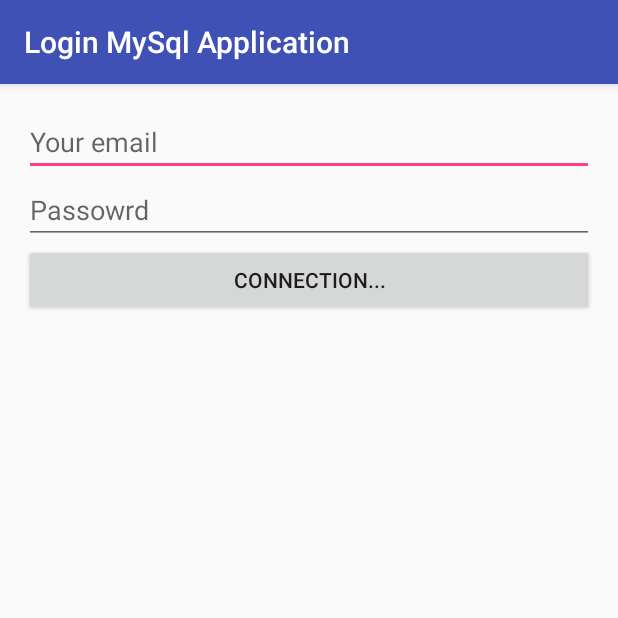
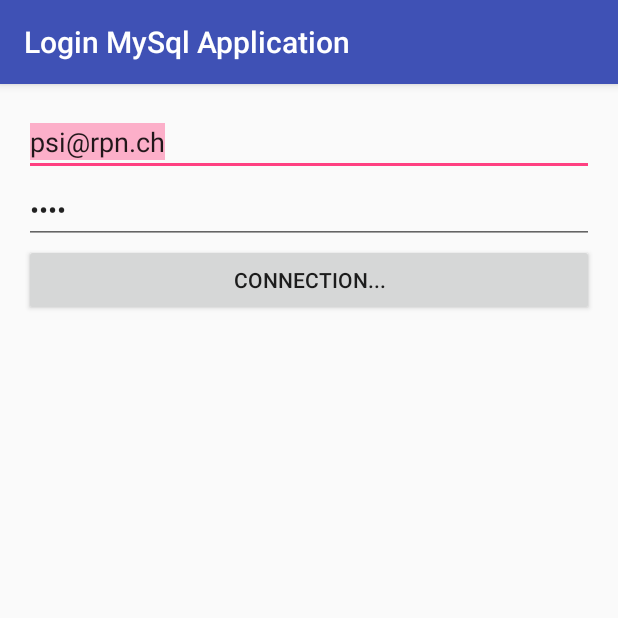
Before and after one commit to et-psi/Androi_php_login_service, an Android app: the screen it shows after launch (LoginActvity), after a tap on "CONNECTION...", on a phone screen of 412 x 824 dp, the top half of it. Run offline under Robolectric (Android 15) with nearby library versions, the phone set to English and light mode, and no system bars; 1 statement that could not run was skipped.

Commit message:
Create and test Login form

```diff
--- a/LoginMySqlApplication/app/src/main/java/ch/cpln/loginmysqlapplication/LoginActvity.java
+++ b/LoginMySqlApplication/app/src/main/java/ch/cpln/loginmysqlapplication/LoginActvity.java
@@ -30,4 +30,6 @@
 
         //Toast.makeText(getApplicationContext(), tbxEmail.getText() + " " + tbxPassword.getText(), Toast.LENGTH_LONG).show();
     }
+
+
 }
--- a/LoginMySqlApplication/app/src/main/java/ch/cpln/loginmysqlapplication/SigninActivity.java
+++ b/LoginMySqlApplication/app/src/main/java/ch/cpln/loginmysqlapplication/SigninActivity.java
@@ -5,8 +5,11 @@
 import android.os.AsyncTask;
 import android.widget.Toast;
 
+import java.io.BufferedReader;
 import java.io.BufferedWriter;
 import java.io.IOException;
+import java.io.InputStream;
+import java.io.InputStreamReader;
 import java.io.OutputStream;
 import java.io.OutputStreamWriter;
 import java.net.HttpURLConnection;
@@ -32,62 +35,54 @@
         progressDialog = ProgressDialog.show(context,"Vérification...", "Merci de patienter");
     }
 
-    @Override
     protected String doInBackground(String... params) {
+        //String login_url = "http://lmb-106b-00/sacchetti/site_androidtest/login.php";
+        String login_url = "http://157.26.174.33/sacchetti/site_androidtest/login.php";
+
         String type = params[0];
-        String login_url = "http://157.26.174.33/sacchetti/site_adnroidtest/login.php";
-        String result="";
-        switch (type)
-        {
-            case "login":
+        if(type.equals("login")) {
             try {
-                    String email = params[1];
+                String user_name = params[1];
                 String password = params[2];
 
                 //Préparation de la connexion
                 URL url = new URL(login_url);
-                    HttpURLConnection httpURLConnection = (HttpURLConnection) url.openConnection();
-                    httpURLConnection.setRequestMethod("post");
+                HttpURLConnection httpURLConnection = (HttpURLConnection)url.openConnection();
+                httpURLConnection.setRequestMethod("POST");
                 httpURLConnection.setDoOutput(true);
                 httpURLConnection.setDoInput(true);
                 OutputStream outputStream = httpURLConnection.getOutputStream();
 
                 //Préparation des données à envoyer pour la requête
                 BufferedWriter bufferedWriter = new BufferedWriter(new OutputStreamWriter(outputStream, "UTF-8"));
-                    String post_data = URLEncoder.encode("email","UTF-8") + "=" + URLEncoder.encode (email,"UTF-8") +
-                                    "&" + URLEncoder.encode("pwd","UTF-8") + "=" + URLEncoder.encode (password,"UTF-8");
+                String post_data = URLEncoder.encode("email","UTF-8")+"="+URLEncoder.encode(user_name,"UTF-8")+"&"
+                        +URLEncoder.encode("pwd","UTF-8")+"="+URLEncoder.encode(password,"UTF-8");
 
                 //envoi de la requête
                 bufferedWriter.write(post_data);
                 bufferedWriter.flush();
                 bufferedWriter.close();
                 outputStream.close();
-/*
-                    //Buffer de récupération du résulat de la requête
+
+                //récupération des données
                 InputStream inputStream = httpURLConnection.getInputStream();
-                    BufferedReader bufferedReader = new BufferedReader(new InputStreamReader(inputStream, "iso-8869-1"));
-
-                    String line;
-                    while((line = bufferedReader.readLine()) != null)
-                    { //Tant qu'il y des données envoyée par le serveur on les récupère
+                BufferedReader bufferedReader = new BufferedReader(new InputStreamReader(inputStream,"iso-8859-1"));
+                String result="";
+                String line="";
+                while((line = bufferedReader.readLine())!= null) {
                     result += line;
                 }
                 bufferedReader.close();
                 inputStream.close();
-*/
                 httpURLConnection.disconnect();
-                    return  result;
-
+                return result;
             } catch (MalformedURLException e) {
                 e.printStackTrace();
-                    result = "Malformed URL" + e.getMessage();
             } catch (IOException e) {
                 e.printStackTrace();
-                    result = "IO Exception" + e.getMessage();
             }
-                break;
         }
-        return result;
+        return null;
     }
 
 
--- a/LoginMySqlApplication/app/src/main/res/layout/activity_login_actvity.xml
+++ b/LoginMySqlApplication/app/src/main/res/layout/activity_login_actvity.xml
@@ -18,12 +18,14 @@
         android:hint="@string/hintEmail"
         android:inputType="textEmailAddress"
         android:singleLine="false"
+        android:text="psi@rpn.ch"
         android:selectAllOnFocus="true" />
     <EditText
         android:id="@+id/tbxPassword"
         android:layout_width="match_parent"
         android:layout_height="wrap_content"
         android:hint="@string/hintPassword"
+        android:text="pass"
         android:inputType="textPassword"/>
     <Button
         android:layout_width="match_parent"
```
Lines whose indentation alone changed are shown as unchanged.
